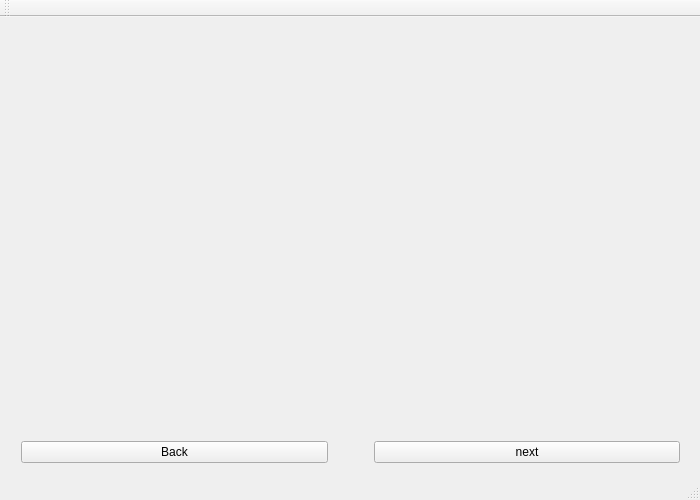
First picture: the form in src/form/mainwindow.ui, repository home-run/subtle-cosmic-moose, before the edit.
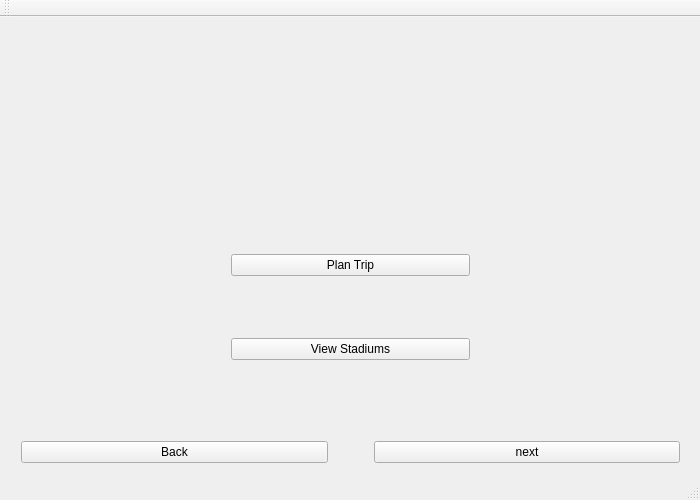
Second picture: the form after the edit.

Commit message: Modifying the main window layout.

```diff
--- a/src/form/mainwindow.ui
+++ b/src/form/mainwindow.ui
@@ -18,15 +18,42 @@
     <property name="geometry">
      <rect>
       <x>10</x>
-      <y>10</y>
+      <y>0</y>
       <width>680</width>
-      <height>401</height>
+      <height>411</height>
      </rect>
     </property>
     <property name="currentIndex">
      <number>0</number>
     </property>
-    <widget class="QWidget" name="page"/>
+    <widget class="QWidget" name="page">
+     <widget class="QWidget" name="verticalLayoutWidget">
+      <property name="geometry">
+       <rect>
+        <x>210</x>
+        <y>170</y>
+        <width>261</width>
+        <height>241</height>
+       </rect>
+      </property>
+      <layout class="QVBoxLayout" name="verticalLayout">
+       <item>
+        <widget class="QPushButton" name="mainwindow_pushButton_planTrip">
+         <property name="text">
+          <string>Plan Trip</string>
+         </property>
+        </widget>
+       </item>
+       <item>
+        <widget class="QPushButton" name="mainwindow_pushButton_viewStadiums">
+         <property name="text">
+          <string>View Stadiums</string>
+         </property>
+        </widget>
+       </item>
+      </layout>
+     </widget>
+    </widget>
     <widget class="QWidget" name="page_2"/>
    </widget>
    <widget class="QWidget" name="horizontalLayoutWidget">
```
